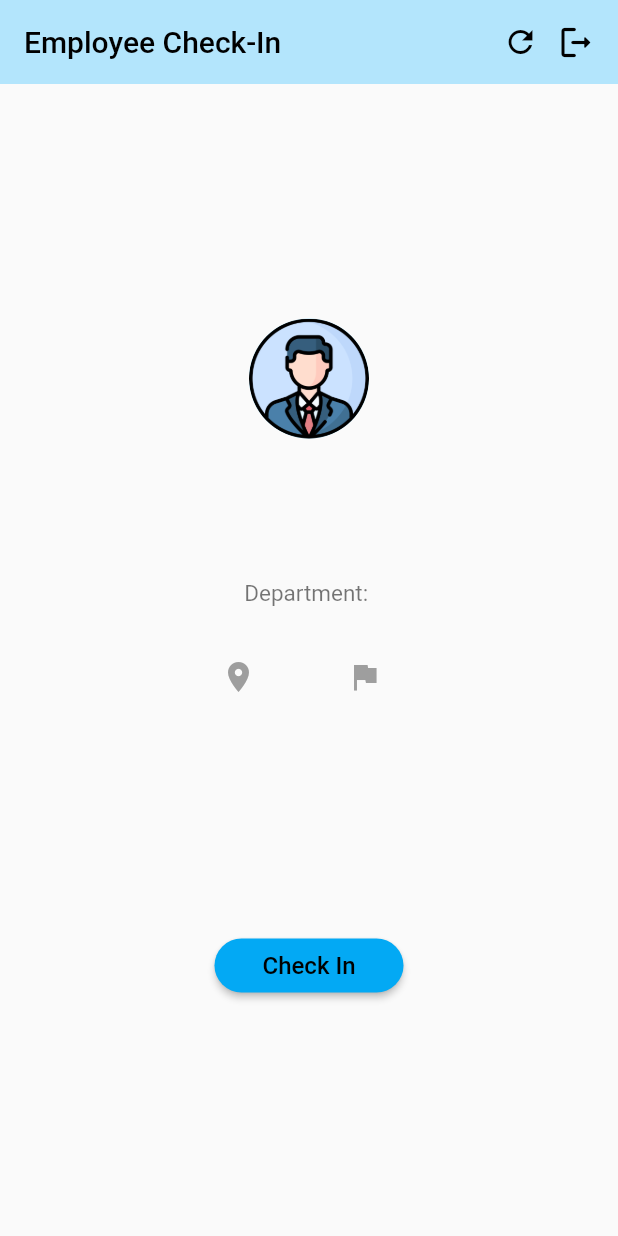
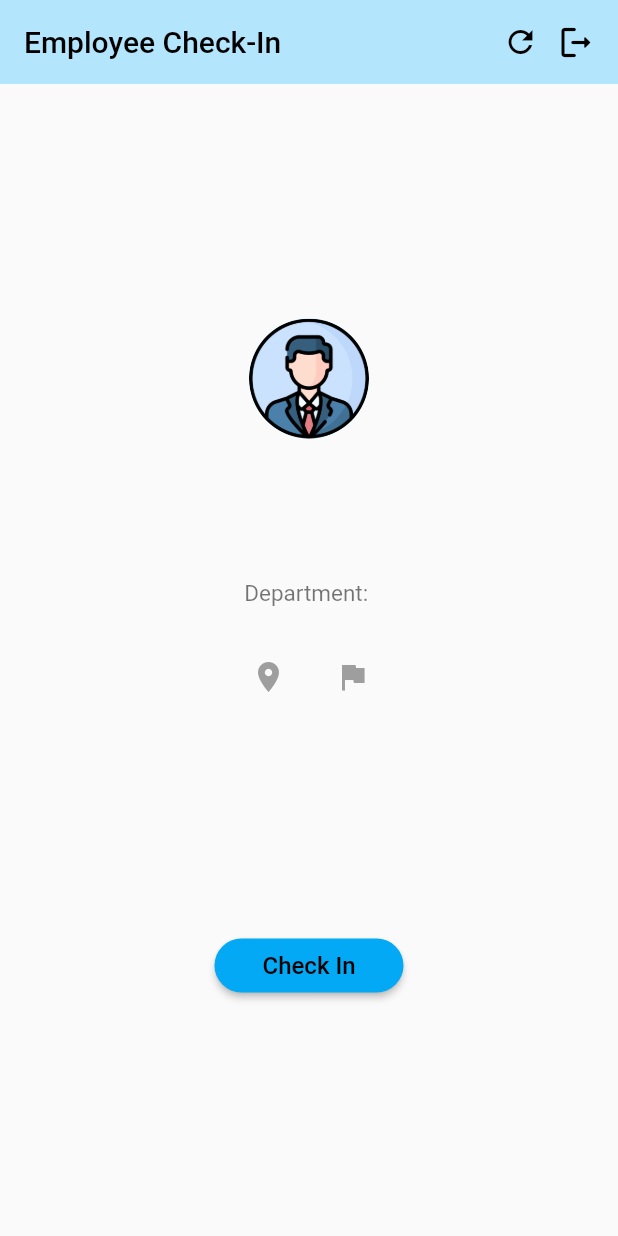
Before and after one commit to skyesuniverse/checkin_application, a Flutter app: the MainScreen screen opened directly with empty values, on a phone screen of 412 x 824 dp. Run offline on Flutter 3.47's test engine with Material 2 defaults, Android fonts, the light colour scheme and no system bars; our stand-ins replace geocoding, geolocator, shared_preferences; accounts and stored records are empty.

Commit message:
update 12.44

```diff
--- a/lib/screens/mainscreen.dart
+++ b/lib/screens/mainscreen.dart
@@ -134,36 +134,42 @@ class _MainScreenState extends State<MainScreen> {
                     ),
                   ),
                   SizedBox(height: 35.0),
-                  Center(
+                  Container(
+                    alignment: Alignment.center,
+                    child: Center(
                       child: Row(
                         mainAxisAlignment: MainAxisAlignment.center,
                         children: [
+                          SizedBox(width: 7),
                           Icon(Icons.location_on, color: Colors.grey),
-                        SizedBox(
-                          width: 10,
-                        ),
-                        Text(
+                          SizedBox(width: 7),
+                          Flexible(
+                            child: Text(
                               _prlocalEditingController.text,
                               style: TextStyle(
                                 fontSize: 15.0,
                                 color: Colors.grey,
                               ),
                             ),
+                          ),
                           SizedBox(
-                          width: 50,
+                            width: 25,
                           ),
                           Icon(Icons.flag_sharp, color: Colors.grey),
                           SizedBox(
-                          width: 10,
+                            width: 5,
                           ),
-                        Text(
+                          Flexible(
+                            child: Text(
                               _prstateEditingController.text,
                               style: TextStyle(
                                 fontSize: 15.0,
                                 color: Colors.grey,
                               ),
                             ),
+                          ),
                         ],
+                      ),
                     ),
                   )
                 ],
```
Lines whose indentation alone changed are shown as unchanged.
